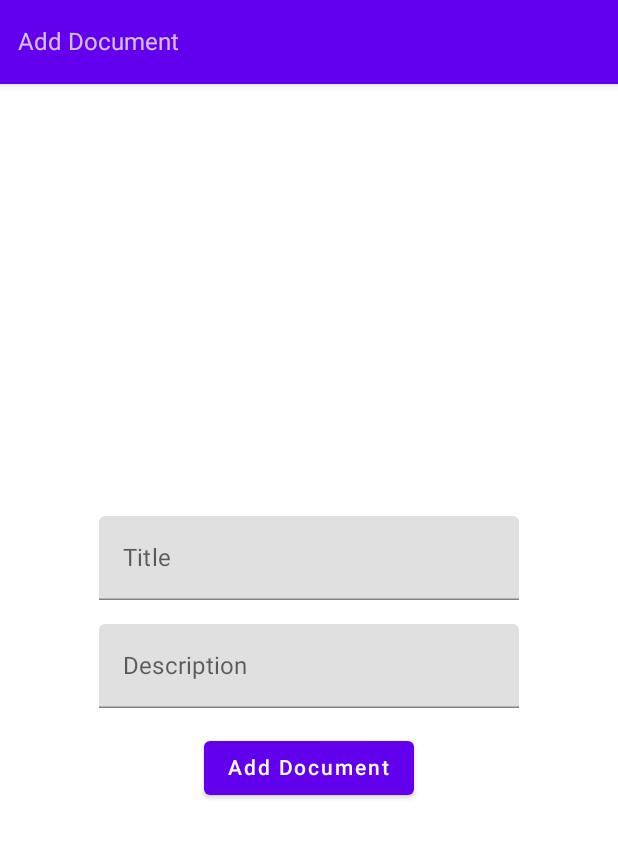
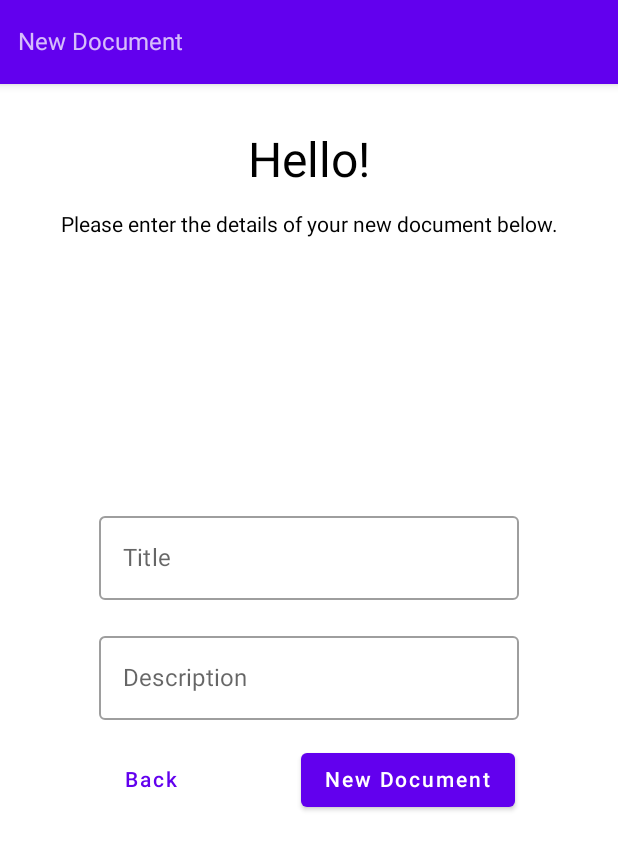
Before and after one commit to lorencerri/kotlin-knowledgebase-final, an Android app built with Jetpack Compose: the NewDocumentScreen screen opened through its navigation route, on a phone screen of 412 x 824 dp. Shown: the top 850 px of the screen. Run offline under Robolectric (Android 15) with nearby library versions, the phone set to English and light mode, and no system bars; our stand-ins replace Dagger/Hilt's generated code; libraries missing offline, so code that uses them is left out: io.github.jan.supabase; 2 statements that could not run were skipped.

Commit message:
Redesign documents screen

```diff
--- a/app/build.gradle
+++ b/app/build.gradle
@@ -66,6 +66,7 @@ dependencies {
     testImplementation 'junit:junit:4.13.2'
 
     implementation("io.github.jan-tennert.supabase:postgrest-kt:0.9.3")
+    implementation("io.github.jan-tennert.supabase:realtime-kt:0.9.3")
     implementation("io.ktor:ktor-client-cio:2.3.0")
     implementation("org.jetbrains.kotlinx:kotlinx-serialization-json:1.5.0")
 
--- a/app/src/main/java/com/cerri/knowledgebasefinal/SupabaseViewModel.kt
+++ b/app/src/main/java/com/cerri/knowledgebasefinal/SupabaseViewModel.kt
@@ -7,17 +7,18 @@ import io.github.jan.supabase.SupabaseClient
 import io.github.jan.supabase.createSupabaseClient
 import io.github.jan.supabase.postgrest.Postgrest
 import io.github.jan.supabase.postgrest.postgrest
+import io.github.jan.supabase.realtime.Realtime
 import kotlinx.coroutines.launch
 
 class SupabaseViewModel : ViewModel() {
     val documents = mutableStateOf<List<Document>>(emptyList())
+    private val client: SupabaseClient = getClient()
 
     init {
         getDocuments()
     }
 
     suspend fun createDocument(title: String, description: String) {
-        val client = getClient()
         client.postgrest["documents"].insert(
             Document(
                 title = title,
@@ -26,18 +27,21 @@ class SupabaseViewModel : ViewModel() {
         )
     }
 
+
     private fun getDocuments() {
         viewModelScope.launch {
-            documents.value = getDocumentsFromSupabase()
+            kotlin.runCatching {
+                val supabaseResponse = client.postgrest["documents"].select()
+                documents.value = supabaseResponse.decodeList()
+            }.onFailure {
+                it.printStackTrace()
+            }
         }
+
+
     }
 }
 
-suspend fun getDocumentsFromSupabase(): List<Document> {
-    val client = getClient()
-    val supabaseResponse = client.postgrest["documents"].select()
-    return supabaseResponse.decodeList<Document>()
-}
 
 private fun getClient(): SupabaseClient {
     return createSupabaseClient(
@@ -45,5 +49,6 @@ private fun getClient(): SupabaseClient {
         supabaseKey = "eyJhbGciOiJIUzI1NiIsInR5cCI6IkpXVCJ9.eyJpc3MiOiJzdXBhYmFzZSIsInJlZiI6InRqcm5lZHZyZ3h4bWRla3p3bnlxIiwicm9sZSI6ImFub24iLCJpYXQiOjE2Nzg3NjEzNDMsImV4cCI6MTk5NDMzNzM0M30.ZuEn58H1sqf5-MxE4dcNdjCyR95eSh7XgN146Ssur9M"
     ) {
         install(Postgrest)
+        install(Realtime)
     }
 }
--- a/app/src/main/java/com/cerri/knowledgebasefinal/components/ActionButton.kt
+++ b/app/src/main/java/com/cerri/knowledgebasefinal/components/ActionButton.kt
@@ -1,17 +1,22 @@
 package com.cerri.knowledgebasefinal.components
 
 import androidx.compose.material.FloatingActionButton
+import androidx.compose.material.MaterialTheme
 import androidx.compose.material.Text
 import androidx.compose.runtime.Composable
 import androidx.compose.ui.graphics.Color
+import androidx.compose.ui.text.style.TextAlign
 import androidx.compose.ui.unit.sp
 import androidx.navigation.NavController
 
 @Composable
 fun ActionButton(navController: NavController) {
-    FloatingActionButton(onClick = {
-        navController.navigate("New_Document_Screen")
-    }) {
-        Text(text = "+", fontSize = 24.sp, color = Color.White)
+    FloatingActionButton(
+        backgroundColor = MaterialTheme.colors.primary,
+        onClick = {
+            navController.navigate("New_Document_Screen")
+        })
+    {
+        Text(text = "+", fontSize = 24.sp, color = Color.White, textAlign = TextAlign.Center)
     }
 }
--- a/app/src/main/java/com/cerri/knowledgebasefinal/screens/DocumentsScreen.kt
+++ b/app/src/main/java/com/cerri/knowledgebasefinal/screens/DocumentsScreen.kt
@@ -1,9 +1,17 @@
 package com.cerri.knowledgebasefinal.screens
 
 import android.annotation.SuppressLint
-import android.util.Log
+import androidx.compose.foundation.layout.Arrangement
+import androidx.compose.foundation.layout.Column
+import androidx.compose.foundation.layout.fillMaxWidth
+import androidx.compose.foundation.layout.padding
 import androidx.compose.material.*
 import androidx.compose.runtime.Composable
+import androidx.compose.ui.Alignment
+import androidx.compose.ui.Modifier
+import androidx.compose.ui.text.style.TextAlign
+import androidx.compose.ui.unit.dp
+import androidx.compose.ui.unit.sp
 import androidx.lifecycle.viewmodel.compose.viewModel
 import androidx.navigation.NavController
 import com.cerri.knowledgebasefinal.SupabaseViewModel
@@ -18,13 +26,31 @@ fun DocumentsScreen(
     supabaseViewModel: SupabaseViewModel = viewModel()
 ) {
     val getDocuments = supabaseViewModel.documents.value
-    Log.d("DataScreen", "getData: $getDocuments")
 
     Scaffold(
         topBar = { Header("Documents") },
         floatingActionButton = { ActionButton(navController) }
     ) {
-        DocumentList(documents = getDocuments)
+        Column(
+            modifier = Modifier
+                .fillMaxWidth()
+                .padding(top = 32.dp),
+            horizontalAlignment = Alignment.CenterHorizontally,
+            verticalArrangement = Arrangement.spacedBy(
+                space = 16.dp,
+                alignment = Alignment.CenterVertically
+            ),
+        ) {
+            Text(text = "Techgenix", fontSize = 32.sp)
+            Text(
+                text = "Welcome to our knowledge base, please select a document below.",
+                textAlign = TextAlign.Center,
+                modifier = Modifier.padding(bottom = 16.dp)
+            )
+            DocumentList(documents = getDocuments)
+        }
+
+
     }
 
 }
--- a/app/src/main/java/com/cerri/knowledgebasefinal/screens/NewDocumentScreen.kt
+++ b/app/src/main/java/com/cerri/knowledgebasefinal/screens/NewDocumentScreen.kt
@@ -1,13 +1,8 @@
 package com.cerri.knowledgebasefinal.screens
 
 import android.annotation.SuppressLint
-import androidx.compose.foundation.layout.Arrangement
-import androidx.compose.foundation.layout.Column
-import androidx.compose.foundation.layout.fillMaxSize
-import androidx.compose.material.Button
-import androidx.compose.material.Scaffold
-import androidx.compose.material.Text
-import androidx.compose.material.TextField
+import androidx.compose.foundation.layout.*
+import androidx.compose.material.*
 import androidx.compose.runtime.Composable
 import androidx.compose.runtime.getValue
 import androidx.compose.runtime.mutableStateOf
@@ -18,6 +13,7 @@ import androidx.compose.ui.Modifier
 import androidx.compose.ui.text.TextRange
 import androidx.compose.ui.text.input.TextFieldValue
 import androidx.compose.ui.unit.dp
+import androidx.compose.ui.unit.sp
 import androidx.lifecycle.viewmodel.compose.viewModel
 import androidx.navigation.NavController
 import com.cerri.knowledgebasefinal.SupabaseViewModel
@@ -41,7 +37,23 @@ fun NewDocumentScreen(
         mutableStateOf(TextFieldValue("", TextRange(0, 7)))
     }
 
-    Scaffold(topBar = { Header("Add Document") }) {
+    Scaffold(topBar = { Header("New Document") }) {
+
+        Column(
+            modifier = Modifier
+                .fillMaxWidth()
+                .padding(top = 32.dp),
+            horizontalAlignment = Alignment.CenterHorizontally,
+            verticalArrangement = Arrangement.spacedBy(
+                space = 16.dp,
+                alignment = Alignment.CenterVertically
+            ),
+        ) {
+            Text("Hello!", fontSize = 32.sp)
+            Text("Please enter the details of your new document below.")
+        }
+
+
         Column(
             modifier = Modifier
                 .fillMaxSize(),
@@ -52,17 +64,28 @@ fun NewDocumentScreen(
             ),
         ) {
 
-            TextField(
+
+            OutlinedTextField(
                 value = titleVal,
                 onValueChange = { titleVal = it },
                 label = { Text("Title") }
             )
 
-            TextField(
+            OutlinedTextField(
                 value = descriptionVal,
                 onValueChange = { descriptionVal = it },
                 label = { Text("Description") }
             )
+
+            Row(
+                modifier = Modifier.fillMaxWidth(),
+                horizontalArrangement = Arrangement.SpaceEvenly
+            ) {
+                TextButton(onClick = {
+                    navController.navigate("Documents_Screen")
+                }) {
+                    Text("Back")
+                }
 
                 Button(onClick = {
                     val scope = MainScope()
@@ -78,8 +101,11 @@ fun NewDocumentScreen(
                     }
 
                 }) {
-                Text("Add Document")
+                    Text("New Document")
+                }
+            }
+
+
         }
     }
 }
-}
```
Also changed, not shown: app/src/main/java/com/cerri/knowledgebasefinal/components/DocumentList.kt (+26 -15 lines). Lines whose indentation alone changed are shown as unchanged.
